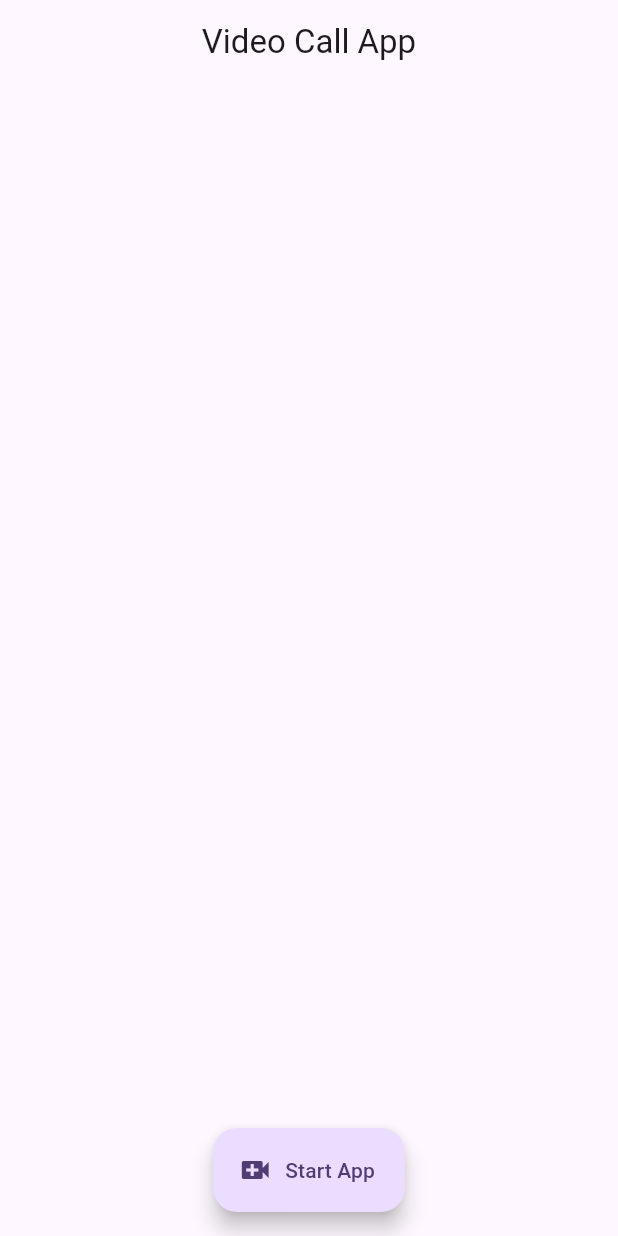
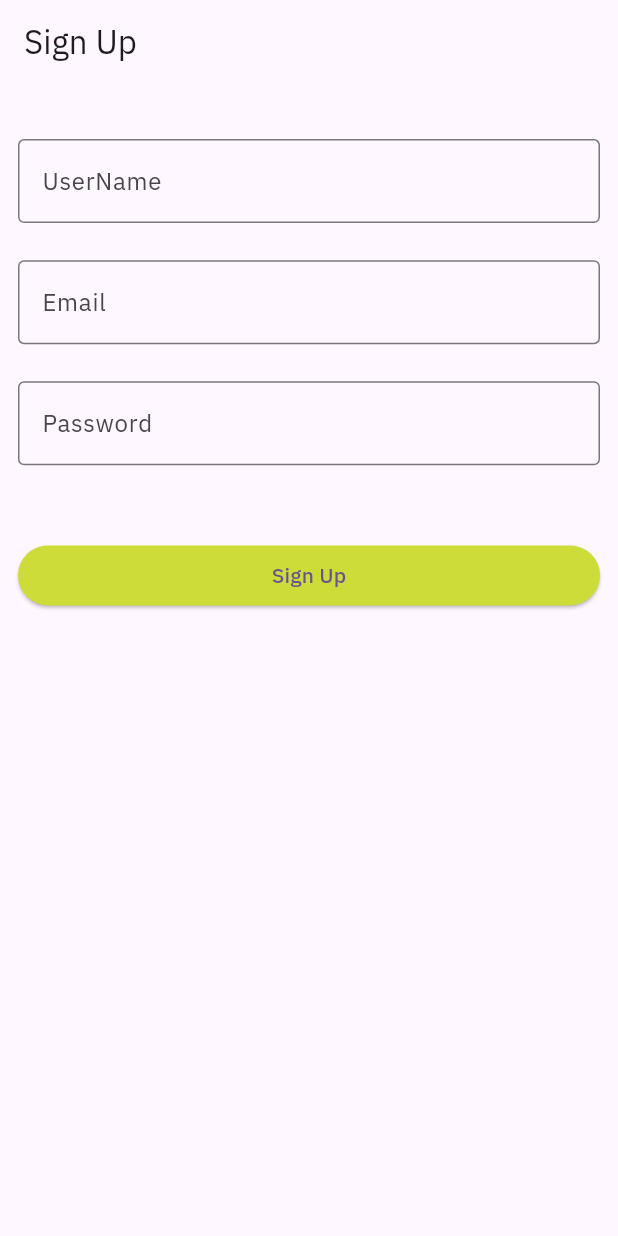
Before and after one commit to Muhammadjj/video_call_zego_cloud, a Flutter app: the screen it shows after launch, on a phone screen of 412 x 824 dp. Run offline on Flutter 3.47's test engine with Material 3 defaults, Android fonts, the phone set to English and light mode, and no system bars; our stand-ins replace cloud_firestore, firebase_auth, firebase_core, form_validator, google_fonts; missing offline and left inert: zego_uikit_prebuilt_call; accounts and stored records are empty.

Commit message:
changes this zego cloud

```diff
--- /dev/null
+++ b/lib/Components/Resources/resources.dart
@@ -0,0 +1 @@
+class Resources {}
--- /dev/null
+++ b/lib/Components/Widgets/call_theme.dart
@@ -0,0 +1,10 @@
+import 'package:video_call_zego_cloud/Export/export.dart';
+
+abstract class ZEGOCloudTheme {
+  // 主题颜色
+  static ThemeData zegoCloudTheme = ThemeData(
+    fontFamily: GoogleFonts.ibmPlexSans().fontFamily,
+    colorScheme: ColorScheme.fromSeed(seedColor: Colors.deepPurple),
+    useMaterial3: true,
+  );
+}
--- /dev/null
+++ b/lib/Components/Widgets/custom_size_box.dart
@@ -0,0 +1,23 @@
+import '../../Export/export.dart';
+
+class CustomSizedBox extends StatelessWidget {
+  final num? heightRatio;
+  final num? widthRatio;
+  final Widget? child;
+
+  const CustomSizedBox({
+    super.key,
+    this.widthRatio,
+    this.heightRatio,
+    this.child,
+  });
+
+  @override
+  Widget build(BuildContext context) {
+    return SizedBox(
+      width: MediaQuery.of(context).size.width * (widthRatio ?? 0.01),
+      height: MediaQuery.of(context).size.height * (heightRatio ?? 0.01),
+      child: child,
+    );
+  }
+}
--- /dev/null
+++ b/lib/Export/export.dart
@@ -0,0 +1,3 @@
+//! Main material App import .
+export "package:flutter/material.dart";
+export 'package:google_fonts/google_fonts.dart';
--- /dev/null
+++ b/lib/Screens/Auth/Sign_Up_Page/sign_up_page.dart
@@ -0,0 +1,130 @@
+import 'dart:developer';
+
+import 'package:cloud_firestore/cloud_firestore.dart';
+import 'package:firebase_auth/firebase_auth.dart';
+import 'package:form_validator/form_validator.dart';
+
+import '../../../Components/Widgets/custom_size_box.dart';
+import '../../../Export/export.dart';
+
+class SignUpPage extends StatefulWidget {
+  const SignUpPage({super.key});
+
+  @override
+  State<SignUpPage> createState() => _SignUpPageState();
+}
+
+class _SignUpPageState extends State<SignUpPage> {
+  // Global Key .
+  final formKey = GlobalKey<FormState>();
+  // Firebase Section
+  FirebaseAuth auth = FirebaseAuth.instance;
+  FirebaseFirestore firestore = FirebaseFirestore.instance;
+
+  // TextEditingController
+  TextEditingController userName = TextEditingController();
+  TextEditingController email = TextEditingController();
+  TextEditingController password = TextEditingController();
+
+  //Size .
+  Size? size;
+
+  @override
+  void initState() {
+    super.initState();
+    userName = TextEditingController();
+    email = TextEditingController();
+    password = TextEditingController();
+  }
+
+  @override
+  void dispose() {
+    super.dispose();
+    userName.dispose();
+    email.dispose();
+    password.dispose();
+  }
+
+  @override
+  Widget build(BuildContext context) {
+    size = MediaQuery.sizeOf(context);
+    return GestureDetector(
+      onTap: () => FocusScope.of(context).unfocus(),
+      child: Scaffold(
+          // app Bar
+          appBar: AppBar(
+            title: const Text("Sign Up"),
+          ),
+          // ! Validation Form .
+          body: Form(
+            key: formKey,
+            child: ListView(
+              padding: const EdgeInsets.all(12.0),
+              children: [
+                const CustomSizedBox(heightRatio: 0.03),
+                // UserName Text Field .
+                TextFormField(
+                  validator: ValidationBuilder().maxLength(10).build(),
+                  controller: userName,
+                  decoration: const InputDecoration(
+                    label: Text("UserName"),
+                    border: OutlineInputBorder(),
+                  ),
+                ),
+                const CustomSizedBox(heightRatio: 0.03),
+                // Email Text Field .
+                TextFormField(
+                  controller: email,
+                  validator: ValidationBuilder().email().maxLength(50).build(),
+                  decoration: const InputDecoration(
+                    label: Text("Email"),
+                    border: OutlineInputBorder(),
+                  ),
+                ),
+                const CustomSizedBox(heightRatio: 0.03),
+                // Password TextField .
+                TextFormField(
+                  controller: password,
+                  validator:
+                      ValidationBuilder().minLength(6).maxLength(50).build(),
+                  decoration: const InputDecoration(
+                      label: Text("Password"), border: OutlineInputBorder()),
+                ),
+                const CustomSizedBox(heightRatio: 0.06),
+
+                //! Button Sections
+                ElevatedButton(
+                    onPressed: () {
+                      if (formKey.currentState!.validate()) {
+                        try {
+                          auth
+                              .createUserWithEmailAndPassword(
+                                  email: email.text.toString(),
+                                  password: password.text.toString())
+                              .then((value) {
+                            log("Successfully");
+                            // Clear this fields
+                            userName.clear();
+                            email.clear();
+                            password.clear();
+                          });
+                        } on FirebaseAuthException catch (e) {
+                          if (e.code == 'weak-password') {
+                            log('The password provided is too weak.');
+                          } else if (e.code == 'email-already-in-use') {
+                            log('The account already exists for that email.');
+                          }
+                        } catch (error) {
+                          log("$error");
+                        }
+                      }
+                    },
+                    style: const ButtonStyle(
+                        backgroundColor: MaterialStatePropertyAll(Colors.lime)),
+                    child: const Text("Sign Up"))
+              ],
+            ),
+          )),
+    );
+  }
+}
--- a/lib/Screens/Video_CALL_APP/home_page.dart
+++ b/lib/Seperate_Code/Video_CALL_APP/home_page.dart
@@ -1,5 +1,5 @@
 import 'package:flutter/material.dart';
-import 'package:video_call_zego_cloud/Screens/Video_CALL_APP/call_screen.dart';
+import 'package:video_call_zego_cloud/Seperate_Code/Video_CALL_APP/call_screen.dart';
 
 class HomePage extends StatefulWidget {
   const HomePage({super.key});
--- a/lib/main.dart
+++ b/lib/main.dart
@@ -1,36 +1,31 @@
-import 'package:flutter/material.dart';
-import 'package:video_call_zego_cloud/Screens/Video_CALL_APP/home_page.dart';
+import 'package:flutter/services.dart';
+import 'package:video_call_zego_cloud/Components/Widgets/call_theme.dart';
+import 'package:video_call_zego_cloud/Screens/Auth/Sign_Up_Page/sign_up_page.dart';
+import 'package:firebase_core/firebase_core.dart';
+import 'Export/export.dart';
+import 'firebase_options.dart';
 
-void main() {
-  runApp(const MyApp());
+void main() async {
+  WidgetsFlutterBinding.ensureInitialized();
+  await Firebase.initializeApp(
+    options: DefaultFirebaseOptions.currentPlatform,
+  );
+  // Use this check Android Orientation
+  SystemChrome.setPreferredOrientations(
+      [DeviceOrientation.portraitDown, DeviceOrientation.portraitUp]);
+  runApp(const VideoCallChatApp());
 }
 
-class MyApp extends StatelessWidget {
-  const MyApp({super.key});
+class VideoCallChatApp extends StatelessWidget {
+  const VideoCallChatApp({super.key});
 
   @override
   Widget build(BuildContext context) {
     return MaterialApp(
-      title: 'Flutter Demo',
-      theme: ThemeData(
-        colorScheme: ColorScheme.fromSeed(seedColor: Colors.deepPurple),
-        useMaterial3: true,
-      ),
-      home: const HomePage(),
+      debugShowCheckedModeBanner: false,
+      title: 'Video Call Chat App',
+      theme: ZEGOCloudTheme.zegoCloudTheme,
+      home: const SignUpPage(),
     );
   }
 }
-
-class MyWidget extends StatefulWidget {
-  const MyWidget({super.key});
-
-  @override
-  State<MyWidget> createState() => _MyWidgetState();
-}
-
-class _MyWidgetState extends State<MyWidget> {
-  @override
-  Widget build(BuildContext context) {
-    return const Scaffold();
-  }
-}
```
Also changed, not shown: pubspec.yaml (+11 -1 lines), lib/Screens/Auth/Login_Page/login_page_main.dart (added), lib/Screens/Home_Page.dart/home_page_main.dart (added), lib/Seperate_Code/Video_CALL_APP/call_screen.dart (renamed from lib/Screens/Video_CALL_APP/call_screen.dart), lib/firebase_options.dart (added), pubspec.lock, 7 other files.
